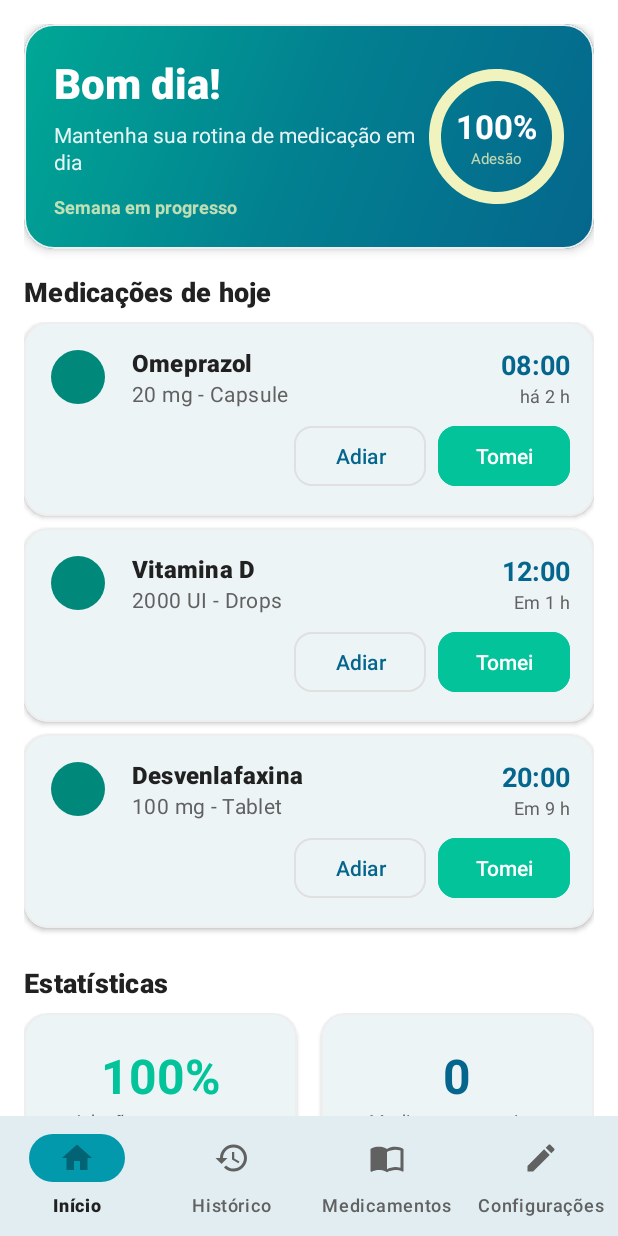
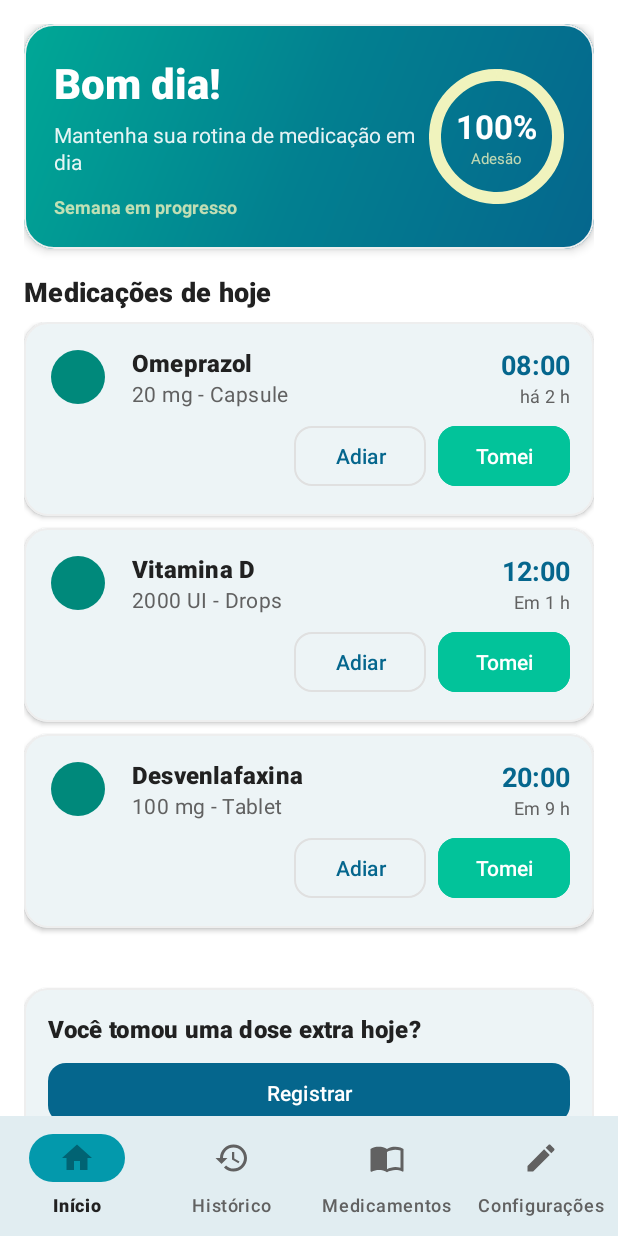
Before and after one commit to gabirusky/DoseCerta, an Android app: the screen it shows after launch (MainActivity), on a phone screen of 412 x 824 dp. Run offline under Robolectric (Android 15) with nearby library versions, the phone set to English and light mode, and no system bars; our stand-ins replace Room's generated code, navigation-ui.

Commit message:
feat: dose extra

```diff
--- a/app/src/main/java/com/dosecerta/data/local/DoseCertaDatabase.kt
+++ b/app/src/main/java/com/dosecerta/data/local/DoseCertaDatabase.kt
@@ -19,7 +19,7 @@ import com.dosecerta.data.local.entity.*
         Schedule::class,
         MedicationLog::class
     ],
-    version = 2,
+    version = 3,
     exportSchema = false
 )
 @TypeConverters(
--- a/app/src/main/java/com/dosecerta/data/local/dao/MedicationLogDao.kt
+++ b/app/src/main/java/com/dosecerta/data/local/dao/MedicationLogDao.kt
@@ -62,7 +62,7 @@ interface MedicationLogDao {
     @Query("""
         SELECT ml.*, m.name as medicationName, m.dosage, m.unit, m.color
         FROM medication_logs ml
-        INNER JOIN medications m ON ml.medicationId = m.id
+        LEFT JOIN medications m ON ml.medicationId = m.id
         ORDER BY ml.scheduledTime DESC
     """)
     fun getAllLogsWithDetails(): Flow<List<MedicationLogWithDetails>>
@@ -70,7 +70,7 @@ interface MedicationLogDao {
     @Query("""
         SELECT ml.*, m.name as medicationName, m.dosage, m.unit, m.color
         FROM medication_logs ml
-        INNER JOIN medications m ON ml.medicationId = m.id
+        LEFT JOIN medications m ON ml.medicationId = m.id
         WHERE ml.scheduledTime >= :startTime AND ml.scheduledTime <= :endTime
         ORDER BY ml.scheduledTime DESC
     """)
@@ -79,7 +79,7 @@ interface MedicationLogDao {
     @Query("""
         SELECT ml.*, m.name as medicationName, m.dosage, m.unit, m.color
         FROM medication_logs ml
-        INNER JOIN medications m ON ml.medicationId = m.id
+        LEFT JOIN medications m ON ml.medicationId = m.id
         WHERE ml.scheduledTime >= :startTime AND ml.scheduledTime <= :endTime AND ml.status = :status
         ORDER BY ml.scheduledTime DESC
     """)
@@ -105,8 +105,8 @@ interface MedicationLogDao {
 // Data class for joined query result
 data class MedicationLogWithDetails(
     @Embedded val log: MedicationLog,
-    val medicationName: String,
-    val dosage: String,
-    val unit: String,
-    val color: Int
+    val medicationName: String?,
+    val dosage: String?,
+    val unit: String?,
+    val color: Int?
 )
--- a/app/src/main/java/com/dosecerta/ui/home/HomeViewModel.kt
+++ b/app/src/main/java/com/dosecerta/ui/home/HomeViewModel.kt
@@ -167,4 +167,28 @@ class HomeViewModel(
             )
         }
     }
+
+    /**
+     * Get all active medications for extra dose dialog.
+     */
+    val activeMedications = repository.getAllActiveMedications()
+        .stateIn(
+            scope = viewModelScope,
+            started = SharingStarted.WhileSubscribed(5000),
+            initialValue = emptyList()
+        )
+
+    /**
+     * Record an extra dose for an existing medication.
+     */
+    suspend fun recordExtraDose(medicationId: Long) {
+        repository.recordExtraDose(medicationId)
+    }
+
+    /**
+     * Record an extra dose for a custom medication.
+     */
+    suspend fun recordCustomExtraDose(medicationName: String) {
+        repository.recordCustomExtraDose(medicationName)
+    }
 }
--- a/app/src/main/res/layout/fragment_home.xml
+++ b/app/src/main/res/layout/fragment_home.xml
@@ -143,92 +143,39 @@
             android:textAppearance="@style/TextAppearance.DoseCerta.Body"
             android:visibility="gone" />
 
-        <!-- Statistics Section -->
-        <TextView
-            android:layout_width="wrap_content"
-            android:layout_height="wrap_content"
-            android:layout_marginBottom="@dimen/spacing_small"
-            android:text="@string/home_statistics"
-            android:textAppearance="@style/TextAppearance.DoseCerta.Title"
-            android:textSize="18sp"
-            android:textStyle="bold" />
-
-        <LinearLayout
+        <!-- Extra Dose Section -->
+        <com.google.android.material.card.MaterialCardView
             android:layout_width="match_parent"
             android:layout_height="wrap_content"
-            android:orientation="horizontal"
-            android:weightSum="2">
-
-            <!-- Adherence Card -->
-            <com.google.android.material.card.MaterialCardView
-                android:layout_width="0dp"
-                android:layout_height="@dimen/stats_card_height"
-                android:layout_weight="1"
-                android:layout_marginEnd="@dimen/spacing_small"
+            android:layout_marginTop="@dimen/spacing_medium"
             app:cardCornerRadius="@dimen/card_corner_radius"
             app:cardElevation="@dimen/card_elevation">
 
             <LinearLayout
                 android:layout_width="match_parent"
-                    android:layout_height="match_parent"
-                    android:gravity="center"
+                android:layout_height="wrap_content"
                 android:orientation="vertical"
                 android:padding="@dimen/spacing_medium">
 
                 <TextView
-                        android:id="@+id/text_adherence_percentage"
                     android:layout_width="wrap_content"
                     android:layout_height="wrap_content"
-                        android:text="98%"
-                        android:textColor="@color/mint_leaf"
-                        android:textSize="32sp"
-                        android:textStyle="bold" />
+                    android:text="@string/extra_dose_title"
+                    android:textAppearance="@style/TextAppearance.DoseCerta.Title"
+                    android:textSize="16sp"
+                    android:textStyle="bold"
+                    android:layout_marginBottom="@dimen/spacing_small" />
 
-                    <TextView
-                        android:layout_width="wrap_content"
+                <com.google.android.material.button.MaterialButton
+                    android:id="@+id/button_register_extra_dose"
+                    android:layout_width="match_parent"
                     android:layout_height="wrap_content"
-                        android:text="@string/home_adherence_week"
-                        android:textAppearance="@style/TextAppearance.DoseCerta.Body"
-                        android:textAlignment="center"
-                        android:textSize="12sp" />
+                    android:text="@string/extra_dose_register"
+                    android:textAllCaps="false"
+                    app:cornerRadius="@dimen/button_corner_radius"
+                    style="@style/Widget.Material3.Button" />
             </LinearLayout>
         </com.google.android.material.card.MaterialCardView>
 
-            <!-- Active Medications Card -->
-            <com.google.android.material.card.MaterialCardView
-                android:layout_width="0dp"
-                android:layout_height="@dimen/stats_card_height"
-                android:layout_weight="1"
-                android:layout_marginStart="@dimen/spacing_small"
-                app:cardCornerRadius="@dimen/card_corner_radius"
-                app:cardElevation="@dimen/card_elevation">
-
-                <LinearLayout
-                    android:layout_width="match_parent"
-                    android:layout_height="match_parent"
-                    android:gravity="center"
-                    android:orientation="vertical"
-                    android:padding="@dimen/spacing_medium">
-
-                    <TextView
-                        android:id="@+id/text_active_medications_count"
-                        android:layout_width="wrap_content"
-                        android:layout_height="wrap_content"
-                        android:text="3"
-                        android:textColor="@color/baltic_blue"
-                        android:textSize="32sp"
-                        android:textStyle="bold" />
-
-                    <TextView
-                        android:layout_width="wrap_content"
-                        android:layout_height="wrap_content"
-                        android:text="@string/home_active_medications"
-                        android:textAppearance="@style/TextAppearance.DoseCerta.Body"
-                        android:textAlignment="center"
-                        android:textSize="12sp" />
-                </LinearLayout>
-            </com.google.android.material.card.MaterialCardView>
-        </LinearLayout>
-
     </LinearLayout>
 </androidx.core.widget.NestedScrollView>
--- a/app/src/main/res/values/strings.xml
+++ b/app/src/main/res/values/strings.xml
@@ -155,7 +155,17 @@
     <string name="medication_skipped_message">Você pulou \"%s\"</string>
     <string name="medication_snoozed_message">\"%s\" - Lembrete voltará em 10 minutos</string>
 
-    <!-- Missed Reminder -->
     <string name="missed_reminder_title">Medicação Perdida</string>
     <string name="missed_reminder_message">Você perdeu a dose de %s. Toque para abrir o app e verificar seu histórico.</string>
+
+    <!-- Extra Dose Feature -->
+    <string name="extra_dose_title">Você tomou uma dose extra hoje?</string>
+    <string name="extra_dose_register">Registrar</string>
+    <string name="extra_dose_dialog_title">Registrar Dose Extra</string>
+    <string name="extra_dose_custom_hint">Digite o nome do remédio...</string>
+    <string name="extra_dose_add_custom">Adicionar Medicamento Personalizado</string>
+    <string name="extra_dose_active_meds">Medicamentos Ativos</string>
+    <string name="extra_dose_no_medications">Nenhum medicamento ativo</string>
+    <string name="extra_dose_recorded">Dose extra registrada!</string>
+    <string name="extra_dose_error_empty">Por favor, digite o nome do medicamento</string>
 </resources>
```
Also changed, not shown: app/src/main/java/com/dosecerta/data/local/entity/MedicationLog.kt (+9 -5 lines), app/src/main/java/com/dosecerta/data/repository/MedicationRepository.kt (+38 -0 lines), app/src/main/java/com/dosecerta/ui/history/MedicationLogAdapter.kt (+10 -3 lines), app/src/main/java/com/dosecerta/ui/home/ExtraDoseMedicationAdapter.kt (added, +60 -0 lines), app/src/main/java/com/dosecerta/ui/home/HomeFragment.kt (+72 -2 lines), app/src/main/res/layout/dialog_extra_dose.xml (added, +83 -0 lines), app/src/main/res/layout/item_extra_dose_medication.xml (added, +64 -0 lines), 1 other file. Lines whose indentation alone changed are shown as unchanged.
